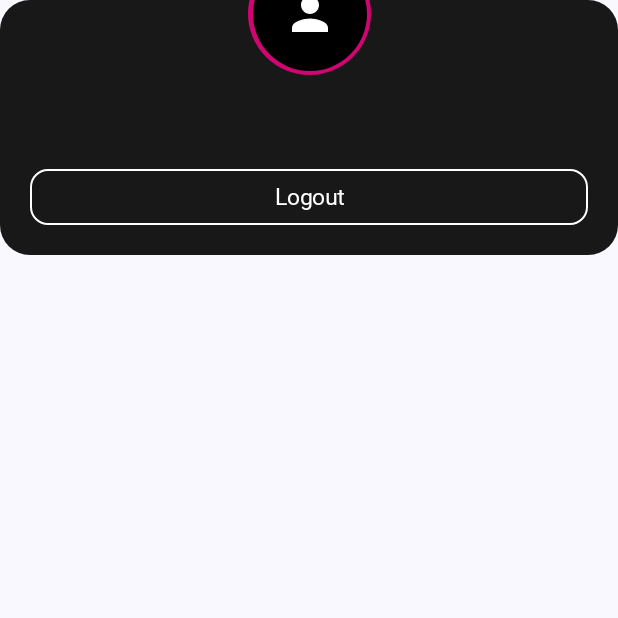
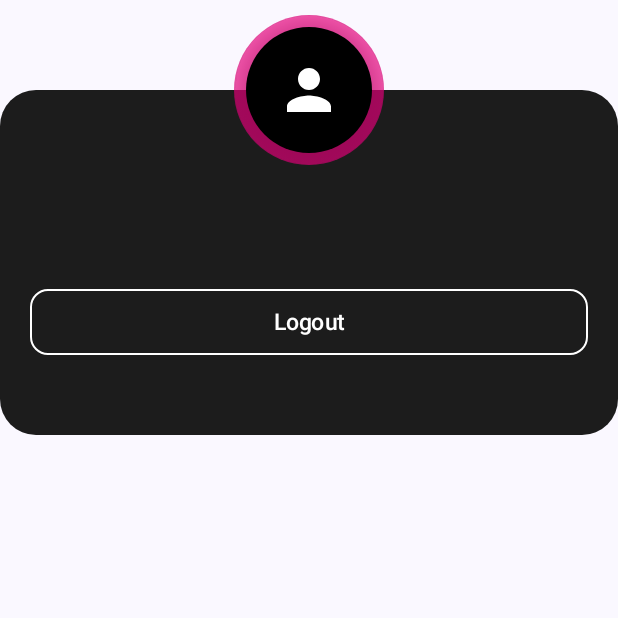
Before and after one commit to onyou-sub/PracticSing, an Android app built with Jetpack Compose: the composable ProfileCard called with empty values, on a phone screen of 412 x 824 dp, the top half of it. Run offline under Robolectric (Android 15) with nearby library versions, the phone set to English and light mode, and no system bars; pictures from the network do not load; Roboto replaces fonts that are not available here.

Commit message:
mypage modify

```diff
--- a/app/src/main/java/com/example/practicsing/navigation/AppNavHost.kt
+++ b/app/src/main/java/com/example/practicsing/navigation/AppNavHost.kt
@@ -17,6 +17,7 @@ import androidx.navigation.*
 import com.example.practicsing.ui.song.practice.TempScreen
 import com.example.practicsing.ui.song.practice.AsrScreen
 import com.example.practicsing.ui.song.Test.PronunciationTestScreen
+import com.example.practicsing.ui.my.SongArchiveScreen
 @Composable
 fun AppNavHost(
     navController: NavHostController,
@@ -85,6 +86,10 @@ fun AppNavHost(
             PronunciationTestScreen()
         }
 
+        composable(Screen.SongArchive.route) {
+            SongArchiveScreen(navController)
+        }
+
 
         bottomNavGraph(navController = navController)
     }
--- a/app/src/main/java/com/example/practicsing/ui/my/ProfileCard.kt
+++ /dev/null
@@ -1 +0,0 @@
-package com.example.practicsing.ui.my
--- a/app/src/main/java/com/example/practicsing/ui/my/components/ProfileCard.kt
+++ b/app/src/main/java/com/example/practicsing/ui/my/components/ProfileCard.kt
@@ -14,6 +14,7 @@ import androidx.compose.ui.Modifier
 import androidx.compose.ui.draw.clip
 import androidx.compose.ui.graphics.Color
 import androidx.compose.ui.unit.dp
+import androidx.compose.ui.draw.shadow
 import coil.compose.AsyncImage
 import com.example.practicsing.main.theme.DarkBackground
 import com.example.practicsing.main.theme.Gray
@@ -32,75 +33,45 @@ fun ProfileCard(
     profileImageUrl: String? = null,
     onLogout: () -> Unit
 ) {
+
     Box(
-        modifier = Modifier
-            .fillMaxWidth()
-            .height(170.dp)
-            .clip(RoundedCornerShape(20.dp))
-            .background(Color(0xFF181818))
+        modifier = Modifier.fillMaxWidth(),
+        contentAlignment = Alignment.TopCenter
     ) {
-        // 위쪽에 걸쳐 있는 아바타
-        Box(
-            modifier = Modifier
-                .align(Alignment.TopCenter)
-                .offset(y = (-32).dp)
-        ) {
-            // 바깥 핑크 링
-            Box(
-                modifier = Modifier
-                    .size(82.dp)
-                    .clip(CircleShape)
-                    .background(PinkAccent.copy(alpha = 0.8f)),
-                contentAlignment = Alignment.Center
-            ) {
-                // 안쪽 원 (배경 검정)
-                Box(
-                    modifier = Modifier
-                        .size(76.dp)
-                        .clip(CircleShape)
-                        .background(DarkBackground),
-                    contentAlignment = Alignment.Center
-                ) {
-                    if (profileImageUrl.isNullOrBlank()) {
-                        Icon(
-                            imageVector = Icons.Default.Person,
-                            contentDescription = null,
-                            tint = MainText,
-                            modifier = Modifier.size(36.dp)
-                        )
-                    } else {
-                        AsyncImage(
-                            model = profileImageUrl,
-                            contentDescription = null,
-                            modifier = Modifier
-                                .size(76.dp)
-                                .clip(CircleShape)
-                        )
-                    }
-                }
-            }
-        }
 
+        // 1️⃣ 회색 카드(프레임)
         Column(
             modifier = Modifier
-                .fillMaxSize()
-                .padding(top = 56.dp, start = 20.dp, end = 20.dp, bottom = 20.dp),
+                .padding(top = 60.dp)          // ← 아바타가 카드 안으로 들어오도록 공간 확보
+                .fillMaxWidth()
+                .height(230.dp)               // ← 카드 높이 증가 (필수)
+                .clip(RoundedCornerShape(24.dp))
+                .background(Color(0xFF1C1C1C)) // 좀 더 부드러운 어두운 회색
+                .padding(
+                    top = 70.dp,              // ← 아바타와 콘텐츠 간 간격
+                    start = 20.dp,
+                    end = 20.dp,
+                    bottom = 24.dp
+                ),
             horizontalAlignment = Alignment.CenterHorizontally
         ) {
+
             Text(
                 text = userName,
                 color = MainText,
                 style = Typography.bodyLarge,
-                fontWeight = FontWeight.SemiBold
+                fontWeight = FontWeight.Bold
             )
-            Spacer(Modifier.height(4.dp))
+
+            Spacer(Modifier.height(6.dp))
+
             Text(
                 text = email,
                 color = Gray,
                 style = Typography.bodySmall
             )
 
-            Spacer(Modifier.height(18.dp))
+            Spacer(Modifier.height(22.dp))
 
             OutlinedButton(
                 onClick = onLogout,
@@ -108,17 +79,60 @@ fun ProfileCard(
                     .fillMaxWidth()
                     .height(44.dp),
                 border = BorderStroke(1.dp, MainText),
+                shape = RoundedCornerShape(12.dp),
                 colors = ButtonDefaults.outlinedButtonColors(
                     containerColor = Color.Transparent,
                     contentColor = MainText
-                ),
-                shape = RoundedCornerShape(12.dp)
+                )
             ) {
-                Text(
-                    text = "Logout",
-                    style = Typography.bodyMedium,
-                    fontSize = 15.sp
-                )
+                Text("Logout", fontSize = 15.sp)
+            }
+        }
+
+        // 2️⃣ 핑크 링 + 프로필 아바타 (카드 위에 “완전히” 겹치기)
+        Box(
+            modifier = Modifier
+                .offset(y = 10.dp)            // ← 아바타를 카드 안쪽으로 더 내려서 완전히 겹침
+        ) {
+            Box(
+                modifier = Modifier
+                    .size(100.dp)
+                    .clip(CircleShape)
+                    .background(
+                        Brush.radialGradient(
+                            listOf(
+                                PinkAccent.copy(alpha = 0.95f),
+                                PinkAccent.copy(alpha = 0.65f)
+                            )
+                        )
+                    )
+                    .shadow(12.dp, CircleShape),
+                contentAlignment = Alignment.Center
+            ) {
+                Box(
+                    modifier = Modifier
+                        .size(84.dp)
+                        .clip(CircleShape)
+                        .background(DarkBackground),
+                    contentAlignment = Alignment.Center
+                ) {
+                    if (profileImageUrl.isNullOrBlank()) {
+                        Icon(
+                            Icons.Default.Person,
+                            contentDescription = null,
+                            tint = MainText,
+                            modifier = Modifier.size(44.dp)
+                        )
+                    } else {
+                        AsyncImage(
+                            model = profileImageUrl,
+                            contentDescription = null,
+                            modifier = Modifier
+                                .size(84.dp)
+                                .clip(CircleShape)
+                        )
+                    }
+                }
             }
         }
     }
```
